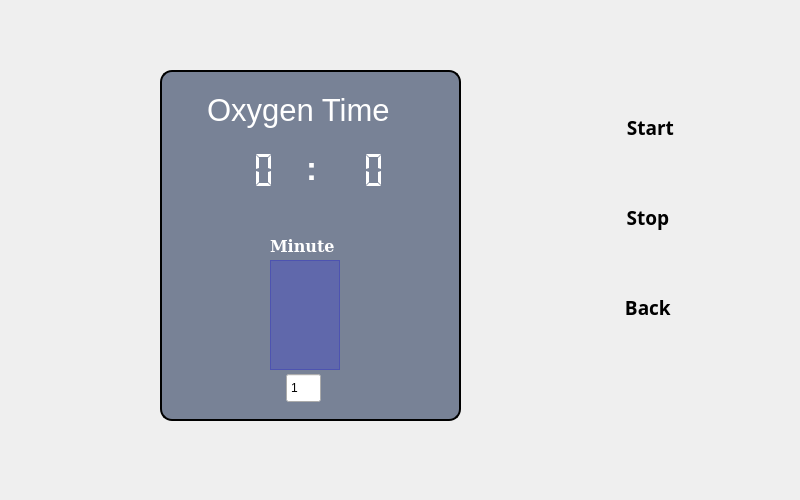
This is formOxygen.ui in mohsencyber/gardinaUI as Qt 5 draws it before an edit. The edited form follows.
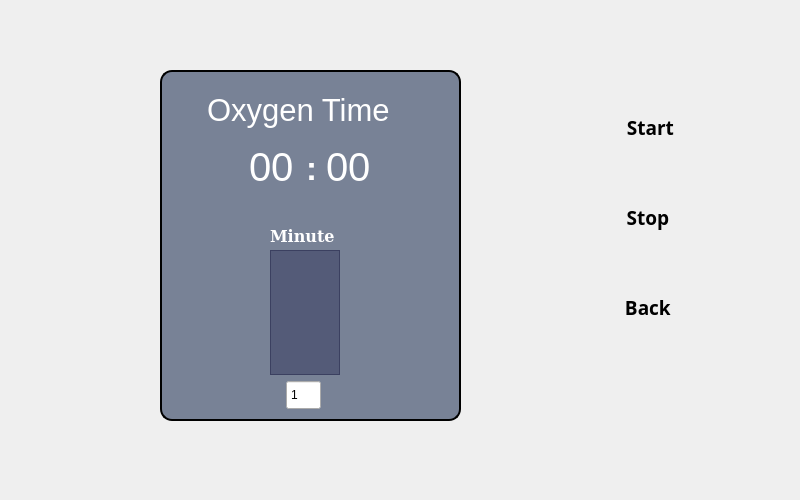
This is the edited form. Icons and pictures are not drawn. Custom widgets are drawn as their Qt base class.

Diff of the .ui file:
```diff
--- a/formOxygen.ui
+++ b/formOxygen.ui
@@ -260,189 +260,11 @@
    <property name="frameShadow">
     <enum>QFrame::Raised</enum>
    </property>
-   <widget class="QLCDNumber" name="minNumber">
-    <property name="geometry">
-     <rect>
-      <x>50</x>
-      <y>80</y>
-      <width>90</width>
-      <height>40</height>
-     </rect>
-    </property>
-    <property name="palette">
-     <palette>
-      <active>
-       <colorrole role="WindowText">
-        <brush brushstyle="SolidPattern">
-         <color alpha="255">
-          <red>255</red>
-          <green>255</green>
-          <blue>255</blue>
-         </color>
-        </brush>
-       </colorrole>
-       <colorrole role="Text">
-        <brush brushstyle="SolidPattern">
-         <color alpha="255">
-          <red>255</red>
-          <green>255</green>
-          <blue>255</blue>
-         </color>
-        </brush>
-       </colorrole>
-       <colorrole role="PlaceholderText">
-        <brush brushstyle="SolidPattern">
-         <color alpha="128">
-          <red>255</red>
-          <green>255</green>
-          <blue>255</blue>
-         </color>
-        </brush>
-       </colorrole>
-      </active>
-      <inactive>
-       <colorrole role="WindowText">
-        <brush brushstyle="SolidPattern">
-         <color alpha="255">
-          <red>255</red>
-          <green>255</green>
-          <blue>255</blue>
-         </color>
-        </brush>
-       </colorrole>
-       <colorrole role="Text">
-        <brush brushstyle="SolidPattern">
-         <color alpha="255">
-          <red>255</red>
-          <green>255</green>
-          <blue>255</blue>
-         </color>
-        </brush>
-       </colorrole>
-       <colorrole role="PlaceholderText">
-        <brush brushstyle="SolidPattern">
-         <color alpha="128">
-          <red>255</red>
-          <green>255</green>
-          <blue>255</blue>
-         </color>
-        </brush>
-       </colorrole>
-      </inactive>
-      <disabled>
-       <colorrole role="WindowText">
-        <brush brushstyle="SolidPattern">
-         <color alpha="96">
-          <red>164</red>
-          <green>166</green>
-          <blue>168</blue>
-         </color>
-        </brush>
-       </colorrole>
-       <colorrole role="Text">
-        <brush brushstyle="SolidPattern">
-         <color alpha="96">
-          <red>164</red>
-          <green>166</green>
-          <blue>168</blue>
-         </color>
-        </brush>
-       </colorrole>
-       <colorrole role="PlaceholderText">
-        <brush brushstyle="SolidPattern">
-         <color alpha="128">
-          <red>208</red>
-          <green>208</green>
-          <blue>208</blue>
-         </color>
-        </brush>
-       </colorrole>
-      </disabled>
-     </palette>
-    </property>
-    <property name="frameShape">
-     <enum>QFrame::NoFrame</enum>
-    </property>
-    <property name="frameShadow">
-     <enum>QFrame::Raised</enum>
-    </property>
-    <property name="smallDecimalPoint">
-     <bool>false</bool>
-    </property>
-    <property name="digitCount">
-     <number>2</number>
-    </property>
-    <property name="mode">
-     <enum>QLCDNumber::Dec</enum>
-    </property>
-    <property name="segmentStyle">
-     <enum>QLCDNumber::Flat</enum>
-    </property>
-    <property name="intValue" stdset="0">
-     <number>0</number>
-    </property>
-   </widget>
-   <widget class="QLCDNumber" name="secNumber">
-    <property name="geometry">
-     <rect>
-      <x>160</x>
-      <y>80</y>
-      <width>90</width>
-      <height>40</height>
-     </rect>
-    </property>
-    <property name="palette">
-     <palette>
-      <active>
-       <colorrole role="WindowText">
-        <brush brushstyle="SolidPattern">
-         <color alpha="255">
-          <red>255</red>
-          <green>255</green>
-          <blue>255</blue>
-         </color>
-        </brush>
-       </colorrole>
-      </active>
-      <inactive>
-       <colorrole role="WindowText">
-        <brush brushstyle="SolidPattern">
-         <color alpha="255">
-          <red>255</red>
-          <green>255</green>
-          <blue>255</blue>
-         </color>
-        </brush>
-       </colorrole>
-      </inactive>
-      <disabled>
-       <colorrole role="WindowText">
-        <brush brushstyle="SolidPattern">
-         <color alpha="96">
-          <red>164</red>
-          <green>166</green>
-          <blue>168</blue>
-         </color>
-        </brush>
-       </colorrole>
-      </disabled>
-     </palette>
-    </property>
-    <property name="frameShape">
-     <enum>QFrame::NoFrame</enum>
-    </property>
-    <property name="digitCount">
-     <number>2</number>
-    </property>
-    <property name="segmentStyle">
-     <enum>QLCDNumber::Flat</enum>
-    </property>
-   </widget>
    <widget class="QSpinBox" name="minSpin">
     <property name="geometry">
      <rect>
       <x>126</x>
-      <y>303</y>
+      <y>310</y>
       <width>35</width>
       <height>30</height>
      </rect>
@@ -467,7 +289,7 @@
     <property name="geometry">
      <rect>
       <x>110</x>
-      <y>160</y>
+      <y>150</y>
       <width>81</width>
       <height>31</height>
      </rect>
@@ -518,6 +340,12 @@
       <bold>true</bold>
      </font>
     </property>
+    <property name="frameShape">
+     <enum>QFrame::NoFrame</enum>
+    </property>
+    <property name="frameShadow">
+     <enum>QFrame::Plain</enum>
+    </property>
     <property name="text">
      <string>Minute</string>
     </property>
@@ -636,13 +464,16 @@
      <string>Oxygen Time</string>
     </property>
    </widget>
-   <widget class="QTouchSpinBox" name="textEdit">
+   <widget class="QTextEdit" name="textEdit">
+    <property name="enabled">
+     <bool>true</bool>
+    </property>
     <property name="geometry">
      <rect>
       <x>110</x>
-      <y>190</y>
+      <y>180</y>
       <width>70</width>
-      <height>110</height>
+      <height>125</height>
      </rect>
     </property>
     <property name="sizePolicy">
@@ -656,10 +487,10 @@
       <active>
        <colorrole role="Button">
         <brush brushstyle="SolidPattern">
-         <color alpha="51">
+         <color alpha="77">
           <red>0</red>
           <green>0</green>
-          <blue>255</blue>
+          <blue>50</blue>
          </color>
         </brush>
        </colorrole>
@@ -674,10 +505,10 @@
        </colorrole>
        <colorrole role="Window">
         <brush brushstyle="SolidPattern">
-         <color alpha="51">
+         <color alpha="77">
           <red>0</red>
           <green>0</green>
-          <blue>255</blue>
+          <blue>50</blue>
          </color>
         </brush>
        </colorrole>
@@ -685,10 +516,10 @@
       <inactive>
        <colorrole role="Button">
         <brush brushstyle="SolidPattern">
-         <color alpha="51">
+         <color alpha="77">
           <red>0</red>
           <green>0</green>
-          <blue>255</blue>
+          <blue>50</blue>
          </color>
         </brush>
        </colorrole>
@@ -703,10 +534,10 @@
        </colorrole>
        <colorrole role="Window">
         <brush brushstyle="SolidPattern">
-         <color alpha="51">
+         <color alpha="77">
           <red>0</red>
           <green>0</green>
-          <blue>255</blue>
+          <blue>50</blue>
          </color>
         </brush>
        </colorrole>
@@ -714,10 +545,10 @@
       <disabled>
        <colorrole role="Button">
         <brush brushstyle="SolidPattern">
-         <color alpha="51">
+         <color alpha="77">
           <red>0</red>
           <green>0</green>
-          <blue>255</blue>
+          <blue>50</blue>
          </color>
         </brush>
        </colorrole>
@@ -732,10 +563,10 @@
        </colorrole>
        <colorrole role="Window">
         <brush brushstyle="SolidPattern">
-         <color alpha="51">
+         <color alpha="77">
           <red>0</red>
           <green>0</green>
-          <blue>255</blue>
+          <blue>50</blue>
          </color>
         </brush>
        </colorrole>
@@ -758,7 +589,7 @@
      <bool>false</bool>
     </property>
     <property name="styleSheet">
-     <string notr="true">background-color: rgb(0, 0, 255,20%);
+     <string notr="true">background-color: rgb(0, 0, 50,30%);
 font: 75 12pt &quot;Waree&quot;;
 qproperty-alignment: AlignCenter;
 </string>
@@ -777,15 +608,928 @@
      <set>Qt::NoTextInteraction</set>
     </property>
    </widget>
+   <widget class="QLabel" name="minNumber">
+    <property name="geometry">
+     <rect>
+      <x>89</x>
+      <y>73</y>
+      <width>58</width>
+      <height>48</height>
+     </rect>
+    </property>
+    <property name="palette">
+     <palette>
+      <active>
+       <colorrole role="WindowText">
+        <brush brushstyle="SolidPattern">
+         <color alpha="255">
+          <red>255</red>
+          <green>255</green>
+          <blue>255</blue>
+         </color>
+        </brush>
+       </colorrole>
+       <colorrole role="Button">
+        <brush brushstyle="SolidPattern">
+         <color alpha="96">
+          <red>164</red>
+          <green>166</green>
+          <blue>168</blue>
+         </color>
+        </brush>
+       </colorrole>
+       <colorrole role="Light">
+        <brush brushstyle="SolidPattern">
+         <color alpha="96">
+          <red>246</red>
+          <green>249</green>
+          <blue>252</blue>
+         </color>
+        </brush>
+       </colorrole>
+       <colorrole role="Midlight">
+        <brush brushstyle="SolidPattern">
+         <color alpha="96">
+          <red>205</red>
+          <green>207</green>
+          <blue>210</blue>
+         </color>
+        </brush>
+       </colorrole>
+       <colorrole role="Dark">
+        <brush brushstyle="SolidPattern">
+         <color alpha="96">
+          <red>82</red>
+          <green>83</green>
+          <blue>84</blue>
+         </color>
+        </brush>
+       </colorrole>
+       <colorrole role="Mid">
+        <brush brushstyle="SolidPattern">
+         <color alpha="96">
+          <red>109</red>
+          <green>111</green>
+          <blue>112</blue>
+         </color>
+        </brush>
+       </colorrole>
+       <colorrole role="Text">
+        <brush brushstyle="SolidPattern">
+         <color alpha="255">
+          <red>255</red>
+          <green>255</green>
+          <blue>255</blue>
+         </color>
+        </brush>
+       </colorrole>
+       <colorrole role="BrightText">
+        <brush brushstyle="SolidPattern">
+         <color alpha="255">
+          <red>255</red>
+          <green>255</green>
+          <blue>255</blue>
+         </color>
+        </brush>
+       </colorrole>
+       <colorrole role="ButtonText">
+        <brush brushstyle="SolidPattern">
+         <color alpha="255">
+          <red>255</red>
+          <green>255</green>
+          <blue>255</blue>
+         </color>
+        </brush>
+       </colorrole>
+       <colorrole role="Base">
+        <brush brushstyle="SolidPattern">
+         <color alpha="255">
+          <red>255</red>
+          <green>255</green>
+          <blue>255</blue>
+         </color>
+        </brush>
+       </colorrole>
+       <colorrole role="Window">
+        <brush brushstyle="SolidPattern">
+         <color alpha="96">
+          <red>164</red>
+          <green>166</green>
+          <blue>168</blue>
+         </color>
+        </brush>
+       </colorrole>
+       <colorrole role="Shadow">
+        <brush brushstyle="SolidPattern">
+         <color alpha="255">
+          <red>0</red>
+          <green>0</green>
+          <blue>0</blue>
+         </color>
+        </brush>
+       </colorrole>
+       <colorrole role="AlternateBase">
+        <brush brushstyle="SolidPattern">
+         <color alpha="175">
+          <red>209</red>
+          <green>210</green>
+          <blue>211</blue>
+         </color>
+        </brush>
+       </colorrole>
+       <colorrole role="ToolTipBase">
+        <brush brushstyle="SolidPattern">
+         <color alpha="255">
+          <red>255</red>
+          <green>255</green>
+          <blue>220</blue>
+         </color>
+        </brush>
+       </colorrole>
+       <colorrole role="ToolTipText">
+        <brush brushstyle="SolidPattern">
+         <color alpha="255">
+          <red>0</red>
+          <green>0</green>
+          <blue>0</blue>
+         </color>
+        </brush>
+       </colorrole>
+       <colorrole role="PlaceholderText">
+        <brush brushstyle="SolidPattern">
+         <color alpha="128">
+          <red>255</red>
+          <green>255</green>
+          <blue>255</blue>
+         </color>
+        </brush>
+       </colorrole>
+      </active>
+      <inactive>
+       <colorrole role="WindowText">
+        <brush brushstyle="SolidPattern">
+         <color alpha="255">
+          <red>255</red>
+          <green>255</green>
+          <blue>255</blue>
+         </color>
+        </brush>
+       </colorrole>
+       <colorrole role="Button">
+        <brush brushstyle="SolidPattern">
+         <color alpha="96">
+          <red>164</red>
+          <green>166</green>
+          <blue>168</blue>
+         </color>
+        </brush>
+       </colorrole>
+       <colorrole role="Light">
+        <brush brushstyle="SolidPattern">
+         <color alpha="96">
+          <red>246</red>
+          <green>249</green>
+          <blue>252</blue>
+         </color>
+        </brush>
+       </colorrole>
+       <colorrole role="Midlight">
+        <brush brushstyle="SolidPattern">
+         <color alpha="96">
+          <red>205</red>
+          <green>207</green>
+          <blue>210</blue>
+         </color>
+        </brush>
+       </colorrole>
+       <colorrole role="Dark">
+        <brush brushstyle="SolidPattern">
+         <color alpha="96">
+          <red>82</red>
+          <green>83</green>
+          <blue>84</blue>
+         </color>
+        </brush>
+       </colorrole>
+       <colorrole role="Mid">
+        <brush brushstyle="SolidPattern">
+         <color alpha="96">
+          <red>109</red>
+          <green>111</green>
+          <blue>112</blue>
+         </color>
+        </brush>
+       </colorrole>
+       <colorrole role="Text">
+        <brush brushstyle="SolidPattern">
+         <color alpha="255">
+          <red>255</red>
+          <green>255</green>
+          <blue>255</blue>
+         </color>
+        </brush>
+       </colorrole>
+       <colorrole role="BrightText">
+        <brush brushstyle="SolidPattern">
+         <color alpha="255">
+          <red>255</red>
+          <green>255</green>
+          <blue>255</blue>
+         </color>
+        </brush>
+       </colorrole>
+       <colorrole role="ButtonText">
+        <brush brushstyle="SolidPattern">
+         <color alpha="255">
+          <red>255</red>
+          <green>255</green>
+          <blue>255</blue>
+         </color>
+        </brush>
+       </colorrole>
+       <colorrole role="Base">
+        <brush brushstyle="SolidPattern">
+         <color alpha="255">
+          <red>255</red>
+          <green>255</green>
+          <blue>255</blue>
+         </color>
+        </brush>
+       </colorrole>
+       <colorrole role="Window">
+        <brush brushstyle="SolidPattern">
+         <color alpha="96">
+          <red>164</red>
+          <green>166</green>
+          <blue>168</blue>
+         </color>
+        </brush>
+       </colorrole>
+       <colorrole role="Shadow">
+        <brush brushstyle="SolidPattern">
+         <color alpha="255">
+          <red>0</red>
+          <green>0</green>
+          <blue>0</blue>
+         </color>
+        </brush>
+       </colorrole>
+       <colorrole role="AlternateBase">
+        <brush brushstyle="SolidPattern">
+         <color alpha="175">
+          <red>209</red>
+          <green>210</green>
+          <blue>211</blue>
+         </color>
+        </brush>
+       </colorrole>
+       <colorrole role="ToolTipBase">
+        <brush brushstyle="SolidPattern">
+         <color alpha="255">
+          <red>255</red>
+          <green>255</green>
+          <blue>220</blue>
+         </color>
+        </brush>
+       </colorrole>
+       <colorrole role="ToolTipText">
+        <brush brushstyle="SolidPattern">
+         <color alpha="255">
+          <red>0</red>
+          <green>0</green>
+          <blue>0</blue>
+         </color>
+        </brush>
+       </colorrole>
+       <colorrole role="PlaceholderText">
+        <brush brushstyle="SolidPattern">
+         <color alpha="128">
+          <red>255</red>
+          <green>255</green>
+          <blue>255</blue>
+         </color>
+        </brush>
+       </colorrole>
+      </inactive>
+      <disabled>
+       <colorrole role="WindowText">
+        <brush brushstyle="SolidPattern">
+         <color alpha="96">
+          <red>82</red>
+          <green>83</green>
+          <blue>84</blue>
+         </color>
+        </brush>
+       </colorrole>
+       <colorrole role="Button">
+        <brush brushstyle="SolidPattern">
+         <color alpha="96">
+          <red>164</red>
+          <green>166</green>
+          <blue>168</blue>
+         </color>
+        </brush>
+       </colorrole>
+       <colorrole role="Light">
+        <brush brushstyle="SolidPattern">
+         <color alpha="96">
+          <red>246</red>
+          <green>249</green>
+          <blue>252</blue>
+         </color>
+        </brush>
+       </colorrole>
+       <colorrole role="Midlight">
+        <brush brushstyle="SolidPattern">
+         <color alpha="96">
+          <red>205</red>
+          <green>207</green>
+          <blue>210</blue>
+         </color>
+        </brush>
+       </colorrole>
+       <colorrole role="Dark">
+        <brush brushstyle="SolidPattern">
+         <color alpha="96">
+          <red>82</red>
+          <green>83</green>
+          <blue>84</blue>
+         </color>
+        </brush>
+       </colorrole>
+       <colorrole role="Mid">
+        <brush brushstyle="SolidPattern">
+         <color alpha="96">
+          <red>109</red>
+          <green>111</green>
+          <blue>112</blue>
+         </color>
+        </brush>
+       </colorrole>
+       <colorrole role="Text">
+        <brush brushstyle="SolidPattern">
+         <color alpha="96">
+          <red>164</red>
+          <green>166</green>
+          <blue>168</blue>
+         </color>
+        </brush>
+       </colorrole>
+       <colorrole role="BrightText">
+        <brush brushstyle="SolidPattern">
+         <color alpha="255">
+          <red>255</red>
+          <green>255</green>
+          <blue>255</blue>
+         </color>
+        </brush>
+       </colorrole>
+       <colorrole role="ButtonText">
+        <brush brushstyle="SolidPattern">
+         <color alpha="96">
+          <red>164</red>
+          <green>166</green>
+          <blue>168</blue>
+         </color>
+        </brush>
+       </colorrole>
+       <colorrole role="Base">
+        <brush brushstyle="SolidPattern">
+         <color alpha="96">
+          <red>164</red>
+          <green>166</green>
+          <blue>168</blue>
+         </color>
+        </brush>
+       </colorrole>
+       <colorrole role="Window">
+        <brush brushstyle="SolidPattern">
+         <color alpha="96">
+          <red>164</red>
+          <green>166</green>
+          <blue>168</blue>
+         </color>
+        </brush>
+       </colorrole>
+       <colorrole role="Shadow">
+        <brush brushstyle="SolidPattern">
+         <color alpha="255">
+          <red>0</red>
+          <green>0</green>
+          <blue>0</blue>
+         </color>
+        </brush>
+       </colorrole>
+       <colorrole role="AlternateBase">
+        <brush brushstyle="SolidPattern">
+         <color alpha="96">
+          <red>164</red>
+          <green>166</green>
+          <blue>168</blue>
+         </color>
+        </brush>
+       </colorrole>
+       <colorrole role="ToolTipBase">
+        <brush brushstyle="SolidPattern">
+         <color alpha="255">
+          <red>255</red>
+          <green>255</green>
+          <blue>220</blue>
+         </color>
+        </brush>
+       </colorrole>
+       <colorrole role="ToolTipText">
+        <brush brushstyle="SolidPattern">
+         <color alpha="255">
+          <red>0</red>
+          <green>0</green>
+          <blue>0</blue>
+         </color>
+        </brush>
+       </colorrole>
+       <colorrole role="PlaceholderText">
+        <brush brushstyle="SolidPattern">
+         <color alpha="128">
+          <red>208</red>
+          <green>208</green>
+          <blue>208</blue>
+         </color>
+        </brush>
+       </colorrole>
+      </disabled>
+     </palette>
+    </property>
+    <property name="font">
+     <font>
+      <pointsize>30</pointsize>
+     </font>
+    </property>
+    <property name="text">
+     <string>00</string>
+    </property>
+   </widget>
+   <widget class="QLabel" name="secNumber">
+    <property name="geometry">
+     <rect>
+      <x>166</x>
+      <y>73</y>
+      <width>58</width>
+      <height>48</height>
+     </rect>
+    </property>
+    <property name="palette">
+     <palette>
+      <active>
+       <colorrole role="WindowText">
+        <brush brushstyle="SolidPattern">
+         <color alpha="255">
+          <red>255</red>
+          <green>255</green>
+          <blue>255</blue>
+         </color>
+        </brush>
+       </colorrole>
+       <colorrole role="Button">
+        <brush brushstyle="SolidPattern">
+         <color alpha="96">
+          <red>164</red>
+          <green>166</green>
+          <blue>168</blue>
+         </color>
+        </brush>
+       </colorrole>
+       <colorrole role="Light">
+        <brush brushstyle="SolidPattern">
+         <color alpha="96">
+          <red>246</red>
+          <green>249</green>
+          <blue>252</blue>
+         </color>
+        </brush>
+       </colorrole>
+       <colorrole role="Midlight">
+        <brush brushstyle="SolidPattern">
+         <color alpha="96">
+          <red>205</red>
+          <green>207</green>
+          <blue>210</blue>
+         </color>
+        </brush>
+       </colorrole>
+       <colorrole role="Dark">
+        <brush brushstyle="SolidPattern">
+         <color alpha="96">
+          <red>82</red>
+          <green>83</green>
+          <blue>84</blue>
+         </color>
+        </brush>
+       </colorrole>
+       <colorrole role="Mid">
+        <brush brushstyle="SolidPattern">
+         <color alpha="96">
+          <red>109</red>
+          <green>111</green>
+          <blue>112</blue>
+         </color>
+        </brush>
+       </colorrole>
+       <colorrole role="Text">
+        <brush brushstyle="SolidPattern">
+         <color alpha="255">
+          <red>255</red>
+          <green>255</green>
+          <blue>255</blue>
+         </color>
+        </brush>
+       </colorrole>
+       <colorrole role="BrightText">
+        <brush brushstyle="SolidPattern">
+         <color alpha="255">
+          <red>255</red>
+          <green>255</green>
+          <blue>255</blue>
+         </color>
+        </brush>
+       </colorrole>
+       <colorrole role="ButtonText">
+        <brush brushstyle="SolidPattern">
+         <color alpha="255">
+          <red>255</red>
+          <green>255</green>
+          <blue>255</blue>
+         </color>
+        </brush>
+       </colorrole>
+       <colorrole role="Base">
+        <brush brushstyle="SolidPattern">
+         <color alpha="255">
+          <red>255</red>
+          <green>255</green>
+          <blue>255</blue>
+         </color>
+        </brush>
+       </colorrole>
+       <colorrole role="Window">
+        <brush brushstyle="SolidPattern">
+         <color alpha="96">
+          <red>164</red>
+          <green>166</green>
+          <blue>168</blue>
+         </color>
+        </brush>
+       </colorrole>
+       <colorrole role="Shadow">
+        <brush brushstyle="SolidPattern">
+         <color alpha="255">
+          <red>0</red>
+          <green>0</green>
+          <blue>0</blue>
+         </color>
+        </brush>
+       </colorrole>
+       <colorrole role="AlternateBase">
+        <brush brushstyle="SolidPattern">
+         <color alpha="175">
+          <red>209</red>
+          <green>210</green>
+          <blue>211</blue>
+         </color>
+        </brush>
+       </colorrole>
+       <colorrole role="ToolTipBase">
+        <brush brushstyle="SolidPattern">
+         <color alpha="255">
+          <red>255</red>
+          <green>255</green>
+          <blue>220</blue>
+         </color>
+        </brush>
+       </colorrole>
+       <colorrole role="ToolTipText">
+        <brush brushstyle="SolidPattern">
+         <color alpha="255">
+          <red>0</red>
+          <green>0</green>
+          <blue>0</blue>
+         </color>
+        </brush>
+       </colorrole>
+       <colorrole role="PlaceholderText">
+        <brush brushstyle="SolidPattern">
+         <color alpha="128">
+          <red>255</red>
+          <green>255</green>
+          <blue>255</blue>
+         </color>
+        </brush>
+       </colorrole>
+      </active>
+      <inactive>
+       <colorrole role="WindowText">
+        <brush brushstyle="SolidPattern">
+         <color alpha="255">
+          <red>255</red>
+          <green>255</green>
+          <blue>255</blue>
+         </color>
+        </brush>
+       </colorrole>
+       <colorrole role="Button">
+        <brush brushstyle="SolidPattern">
+         <color alpha="96">
+          <red>164</red>
+          <green>166</green>
+          <blue>168</blue>
+         </color>
+        </brush>
+       </colorrole>
+       <colorrole role="Light">
+        <brush brushstyle="SolidPattern">
+         <color alpha="96">
+          <red>246</red>
+          <green>249</green>
+          <blue>252</blue>
+         </color>
+        </brush>
+       </colorrole>
+       <colorrole role="Midlight">
+        <brush brushstyle="SolidPattern">
+         <color alpha="96">
+          <red>205</red>
+          <green>207</green>
+          <blue>210</blue>
+         </color>
+        </brush>
+       </colorrole>
+       <colorrole role="Dark">
+        <brush brushstyle="SolidPattern">
+         <color alpha="96">
+          <red>82</red>
+          <green>83</green>
+          <blue>84</blue>
+         </color>
+        </brush>
+       </colorrole>
+       <colorrole role="Mid">
+        <brush brushstyle="SolidPattern">
+         <color alpha="96">
+          <red>109</red>
+          <green>111</green>
+          <blue>112</blue>
+         </color>
+        </brush>
+       </colorrole>
+       <colorrole role="Text">
+        <brush brushstyle="SolidPattern">
+         <color alpha="255">
+          <red>255</red>
+          <green>255</green>
+          <blue>255</blue>
+         </color>
+        </brush>
+       </colorrole>
+       <colorrole role="BrightText">
+        <brush brushstyle="SolidPattern">
+         <color alpha="255">
+          <red>255</red>
+          <green>255</green>
+          <blue>255</blue>
+         </color>
+        </brush>
+       </colorrole>
+       <colorrole role="ButtonText">
+        <brush brushstyle="SolidPattern">
+         <color alpha="255">
+          <red>255</red>
+          <green>255</green>
+          <blue>255</blue>
+         </color>
+        </brush>
+       </colorrole>
+       <colorrole role="Base">
+        <brush brushstyle="SolidPattern">
+         <color alpha="255">
+          <red>255</red>
+          <green>255</green>
+          <blue>255</blue>
+         </color>
+        </brush>
+       </colorrole>
+       <colorrole role="Window">
+        <brush brushstyle="SolidPattern">
+         <color alpha="96">
+          <red>164</red>
+          <green>166</green>
+          <blue>168</blue>
+         </color>
+        </brush>
+       </colorrole>
+       <colorrole role="Shadow">
+        <brush brushstyle="SolidPattern">
+         <color alpha="255">
+          <red>0</red>
+          <green>0</green>
+          <blue>0</blue>
+         </color>
+        </brush>
+       </colorrole>
+       <colorrole role="AlternateBase">
+        <brush brushstyle="SolidPattern">
+         <color alpha="175">
+          <red>209</red>
+          <green>210</green>
+          <blue>211</blue>
+         </color>
+        </brush>
+       </colorrole>
+       <colorrole role="ToolTipBase">
+        <brush brushstyle="SolidPattern">
+         <color alpha="255">
+          <red>255</red>
+          <green>255</green>
+          <blue>220</blue>
+         </color>
+        </brush>
+       </colorrole>
+       <colorrole role="ToolTipText">
+        <brush brushstyle="SolidPattern">
+         <color alpha="255">
+          <red>0</red>
+          <green>0</green>
+          <blue>0</blue>
+         </color>
+        </brush>
+       </colorrole>
+       <colorrole role="PlaceholderText">
+        <brush brushstyle="SolidPattern">
+         <color alpha="128">
+          <red>255</red>
+          <green>255</green>
+          <blue>255</blue>
+         </color>
+        </brush>
+       </colorrole>
+      </inactive>
+      <disabled>
+       <colorrole role="WindowText">
+        <brush brushstyle="SolidPattern">
+         <color alpha="96">
+          <red>82</red>
+          <green>83</green>
+          <blue>84</blue>
+         </color>
+        </brush>
+       </colorrole>
+       <colorrole role="Button">
+        <brush brushstyle="SolidPattern">
+         <color alpha="96">
+          <red>164</red>
+          <green>166</green>
+          <blue>168</blue>
+         </color>
+        </brush>
+       </colorrole>
+       <colorrole role="Light">
+        <brush brushstyle="SolidPattern">
+         <color alpha="96">
+          <red>246</red>
+          <green>249</green>
+          <blue>252</blue>
+         </color>
+        </brush>
+       </colorrole>
+       <colorrole role="Midlight">
+        <brush brushstyle="SolidPattern">
+         <color alpha="96">
+          <red>205</red>
+          <green>207</green>
+          <blue>210</blue>
+         </color>
+        </brush>
+       </colorrole>
+       <colorrole role="Dark">
+        <brush brushstyle="SolidPattern">
+         <color alpha="96">
+          <red>82</red>
+          <green>83</green>
+          <blue>84</blue>
+         </color>
+        </brush>
+       </colorrole>
+       <colorrole role="Mid">
+        <brush brushstyle="SolidPattern">
+         <color alpha="96">
+          <red>109</red>
+          <green>111</green>
+          <blue>112</blue>
+         </color>
+        </brush>
+       </colorrole>
+       <colorrole role="Text">
+        <brush brushstyle="SolidPattern">
+         <color alpha="96">
+          <red>164</red>
+          <green>166</green>
+          <blue>168</blue>
+         </color>
+        </brush>
+       </colorrole>
+       <colorrole role="BrightText">
+        <brush brushstyle="SolidPattern">
+         <color alpha="255">
+          <red>255</red>
+          <green>255</green>
+          <blue>255</blue>
+         </color>
+        </brush>
+       </colorrole>
+       <colorrole role="ButtonText">
+        <brush brushstyle="SolidPattern">
+         <color alpha="96">
+          <red>164</red>
+          <green>166</green>
+          <blue>168</blue>
+         </color>
+        </brush>
+       </colorrole>
+       <colorrole role="Base">
+        <brush brushstyle="SolidPattern">
+         <color alpha="96">
+          <red>164</red>
+          <green>166</green>
+          <blue>168</blue>
+         </color>
+        </brush>
+       </colorrole>
+       <colorrole role="Window">
+        <brush brushstyle="SolidPattern">
+         <color alpha="96">
+          <red>164</red>
+          <green>166</green>
+          <blue>168</blue>
+         </color>
+        </brush>
+       </colorrole>
+       <colorrole role="Shadow">
+        <brush brushstyle="SolidPattern">
+         <color alpha="255">
+          <red>0</red>
+          <green>0</green>
+          <blue>0</blue>
+         </color>
+        </brush>
+       </colorrole>
+       <colorrole role="AlternateBase">
+        <brush brushstyle="SolidPattern">
+         <color alpha="96">
+          <red>164</red>
+          <green>166</green>
+          <blue>168</blue>
+         </color>
+        </brush>
+       </colorrole>
+       <colorrole role="ToolTipBase">
+        <brush brushstyle="SolidPattern">
+         <color alpha="255">
+          <red>255</red>
+          <green>255</green>
+          <blue>220</blue>
+         </color>
+        </brush>
+       </colorrole>
+       <colorrole role="ToolTipText">
+        <brush brushstyle="SolidPattern">
+         <color alpha="255">
+          <red>0</red>
+          <green>0</green>
+          <blue>0</blue>
+         </color>
+        </brush>
+       </colorrole>
+       <colorrole role="PlaceholderText">
+        <brush brushstyle="SolidPattern">
+         <color alpha="128">
+          <red>208</red>
+          <green>208</green>
+          <blue>208</blue>
+         </color>
+        </brush>
+       </colorrole>
+      </disabled>
+     </palette>
+    </property>
+    <property name="font">
+     <font>
+      <pointsize>30</pointsize>
+     </font>
+    </property>
+    <property name="text">
+     <string>00</string>
+    </property>
+   </widget>
   </widget>
  </widget>
- <customwidgets>
-  <customwidget>
-   <class>QTouchSpinBox</class>
-   <extends>QTextEdit</extends>
-   <header location="global">qtouchspinbox.h</header>
-  </customwidget>
- </customwidgets>
  <resources/>
  <connections/>
 </ui>
```
